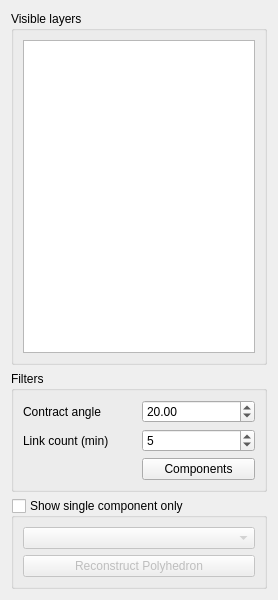
Qt form tools.ui (Ylannl/skel3d) before a commit.
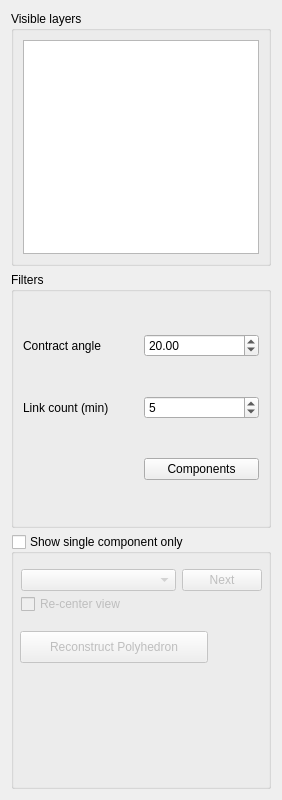
The same form after that commit.

Commit message: implement sheeterator

Diff of the .ui file:
```diff
--- a/tools.ui
+++ b/tools.ui
@@ -6,14 +6,14 @@
    <rect>
     <x>0</x>
     <y>0</y>
-    <width>278</width>
-    <height>600</height>
+    <width>282</width>
+    <height>800</height>
    </rect>
   </property>
   <property name="minimumSize">
    <size>
     <width>275</width>
-    <height>600</height>
+    <height>800</height>
    </size>
   </property>
   <property name="windowTitle">
@@ -28,6 +28,12 @@
      <layout class="QVBoxLayout" name="verticalLayout_2">
       <item>
        <widget class="QTreeWidget" name="treeWidget_layers">
+        <property name="sizePolicy">
+         <sizepolicy hsizetype="Expanding" vsizetype="Preferred">
+          <horstretch>0</horstretch>
+          <verstretch>0</verstretch>
+         </sizepolicy>
+        </property>
         <property name="selectionMode">
          <enum>QAbstractItemView::MultiSelection</enum>
         </property>
@@ -117,12 +123,15 @@
      <property name="checked">
       <bool>false</bool>
      </property>
-     <layout class="QVBoxLayout" name="verticalLayout_4">
-      <item>
-       <widget class="QComboBox" name="comboBox_component"/>
-      </item>
-      <item>
        <widget class="QPushButton" name="pushButton_reconstruct">
+      <property name="geometry">
+       <rect>
+        <x>9</x>
+        <y>97</y>
+        <width>188</width>
+        <height>32</height>
+       </rect>
+      </property>
         <property name="text">
          <string>Reconstruct Polyhedron</string>
         </property>
@@ -130,8 +139,50 @@
          <bool>false</bool>
         </property>
        </widget>
-      </item>
-     </layout>
+     <widget class="QCheckBox" name="checkBox_clusterCenterView">
+      <property name="enabled">
+       <bool>false</bool>
+      </property>
+      <property name="geometry">
+       <rect>
+        <x>10</x>
+        <y>60</y>
+        <width>121</width>
+        <height>20</height>
+       </rect>
+      </property>
+      <property name="text">
+       <string>Re-center view</string>
+      </property>
+     </widget>
+     <widget class="QWidget" name="">
+      <property name="geometry">
+       <rect>
+        <x>10</x>
+        <y>30</y>
+        <width>241</width>
+        <height>32</height>
+       </rect>
+      </property>
+      <layout class="QHBoxLayout" name="horizontalLayout">
+       <item>
+        <widget class="QComboBox" name="comboBox_clusters"/>
+       </item>
+       <item>
+        <widget class="QPushButton" name="pushButton_clusters">
+         <property name="sizePolicy">
+          <sizepolicy hsizetype="Fixed" vsizetype="Fixed">
+           <horstretch>0</horstretch>
+           <verstretch>0</verstretch>
+          </sizepolicy>
+         </property>
+         <property name="text">
+          <string>Next</string>
+         </property>
+        </widget>
+       </item>
+      </layout>
+     </widget>
     </widget>
    </item>
   </layout>
```
Lines whose indentation alone changed are shown as unchanged. The commit also changes 2 other files.
